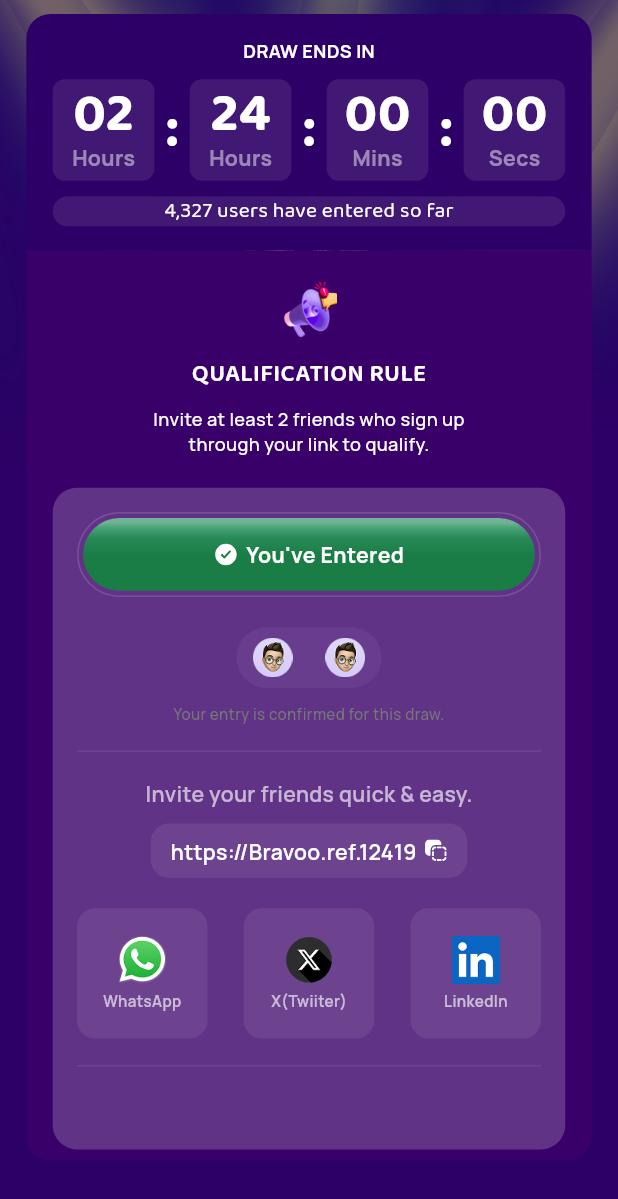
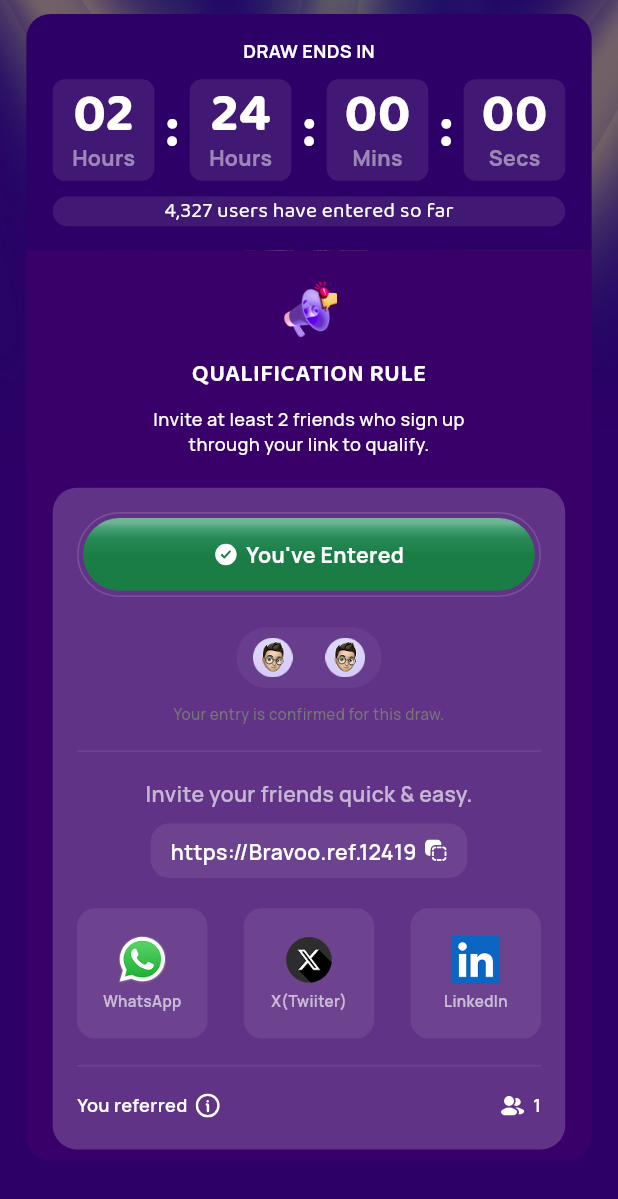
Before and after one commit to AnthonyAniobi/Bravoo_Mobile_App, a Flutter app: the HomeScreen screen opened by its route, scrolled down 294 dp, on a phone screen of 412 x 824 dp. Shown: the top 1199 px of the screen. Run offline on Flutter 3.47's test engine with Material 3 defaults, Android fonts, the phone set to English and light mode, and no system bars; our stand-ins replace bloc, either_dart, equatable, flutter_bloc, flutter_dotenv, flutter_screenutil and 5 more; accounts and stored records are empty.

Commit message:
feat: refactor authentication flow, remove unused screens, and add environment configuration

```diff
--- a/lib/main.dart
+++ b/lib/main.dart
@@ -1,6 +1,8 @@
 import 'package:bravoo/src/bravoo_app.dart';
+import 'package:bravoo/src/setup_main.dart';
 import 'package:flutter/material.dart';
 
-void main() {
+void main() async {
+  await setupMain();
   runApp(const BravooApp());
 }
--- a/lib/src/core/utils/app_routes.dart
+++ b/lib/src/core/utils/app_routes.dart
@@ -1,7 +1,5 @@
 import 'package:bravoo/src/core/widgets/page_not_found.dart';
-import 'package:bravoo/src/features/auth/presentation/pages/forget_password_screen.dart';
 import 'package:bravoo/src/features/auth/presentation/pages/login_screen.dart';
-import 'package:bravoo/src/features/auth/presentation/pages/signup_screen.dart';
 import 'package:bravoo/src/features/home/presentation/pages/home_screen.dart';
 import 'package:bravoo/src/features/onboarding/presentation/pages/splash_screen.dart';
 import 'package:flutter/material.dart';
@@ -24,10 +22,6 @@ class AppRoutes {
         return SplashScreen.route(routeSettings);
       case login:
         return LoginScreen.route(routeSettings);
-      case signup:
-        return SignupScreen.route(routeSettings);
-      case forgetPassword:
-        return ForgetPasswordScreen.route(routeSettings);
       case home:
         return HomeScreen.route(routeSettings);
 
--- a/lib/src/features/auth/presentation/pages/login_screen.dart
+++ b/lib/src/features/auth/presentation/pages/login_screen.dart
@@ -1,8 +1,6 @@
 import 'dart:ui';
 
 import 'package:bravoo/gen/assets.gen.dart';
-import 'package:bravoo/src/core/constants/app_colors.dart';
-import 'package:bravoo/src/core/widgets/app_button.dart';
 import 'package:bravoo/src/features/auth/presentation/widgets/login_modal_widget.dart';
 import 'package:flutter/material.dart';
 import 'package:flutter_screenutil/flutter_screenutil.dart';
--- a/lib/src/features/auth/presentation/widgets/signup_modal_widget.dart
+++ b/lib/src/features/auth/presentation/widgets/signup_modal_widget.dart
@@ -2,7 +2,6 @@ import 'package:bravoo/gen/assets.gen.dart';
 import 'package:bravoo/src/core/constants/app_colors.dart';
 import 'package:bravoo/src/core/widgets/app_button.dart';
 import 'package:bravoo/src/core/widgets/app_text_form_field.dart';
-import 'package:bravoo/src/features/auth/presentation/widgets/forget_password_modal_widget.dart';
 import 'package:bravoo/src/features/auth/presentation/widgets/login_modal_widget.dart';
 import 'package:flutter/gestures.dart';
 import 'package:flutter/material.dart';
--- a/lib/src/features/home/presentation/pages/home_screen.dart
+++ b/lib/src/features/home/presentation/pages/home_screen.dart
@@ -296,6 +296,45 @@ class _HomeScreenState extends State<HomeScreen> {
                                   ),
                                 ),
                                 10.verticalSpace,
+                                Row(
+                                  children: [
+                                    Text(
+                                      'You referred',
+                                      style: GoogleFonts.manrope(
+                                        color: Colors.white,
+                                        fontSize: 12.sp,
+                                        fontWeight: FontWeight.w600,
+                                      ),
+                                    ),
+                                    5.horizontalSpace,
+                                    SvgPicture.asset(
+                                      Assets.svg.info,
+                                      width: 16.r,
+                                      colorFilter: ColorFilter.mode(
+                                        Colors.white,
+                                        BlendMode.srcIn,
+                                      ),
+                                    ),
+                                    const Spacer(),
+                                    SvgPicture.asset(
+                                      Assets.svg.userMultiple,
+                                      width: 16.r,
+                                      colorFilter: ColorFilter.mode(
+                                        Colors.white,
+                                        BlendMode.srcIn,
+                                      ),
+                                    ),
+                                    5.horizontalSpace,
+                                    Text(
+                                      '1',
+                                      style: GoogleFonts.manrope(
+                                        color: Colors.white,
+                                        fontSize: 12.sp,
+                                        fontWeight: FontWeight.w600,
+                                      ),
+                                    ),
+                                  ],
+                                ),
                               ],
                             ),
                           ),
--- a/pubspec.yaml
+++ b/pubspec.yaml
@@ -48,6 +48,7 @@ flutter:
   assets:
     - assets/images/
     - assets/svg/
+    - .env
   # example:
   # fonts:
   #   - family: Manrope
```
Also changed, not shown: lib/src/features/auth/presentation/pages/forget_password_screen.dart (deleted, +0 -22 lines), lib/src/features/auth/presentation/pages/signup_screen.dart (deleted, +0 -22 lines), lib/src/features/auth/presentation/widgets/forget_password_modal_widget.dart (+8 -2 lines), lib/src/features/auth/presentation/widgets/login_modal_widget.dart (+49 -6 lines), 1 other file.
